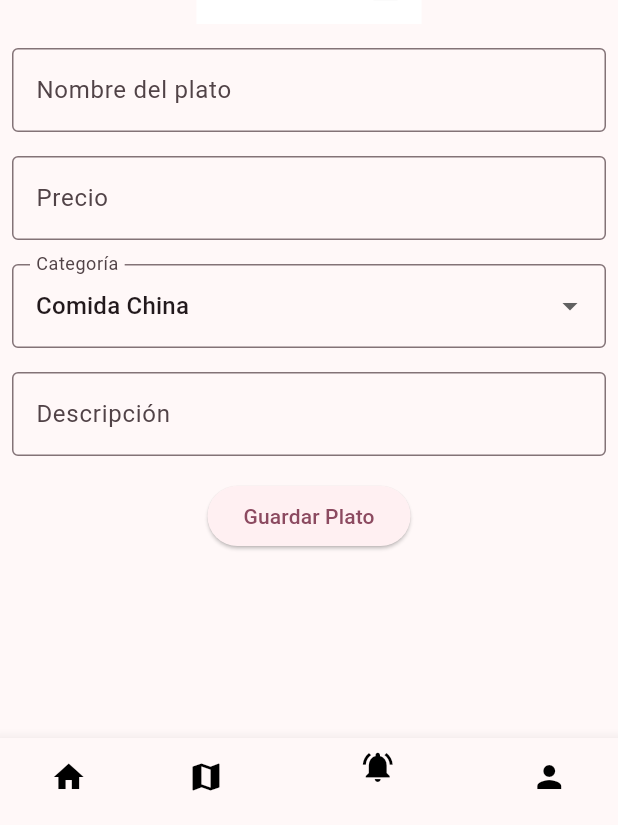
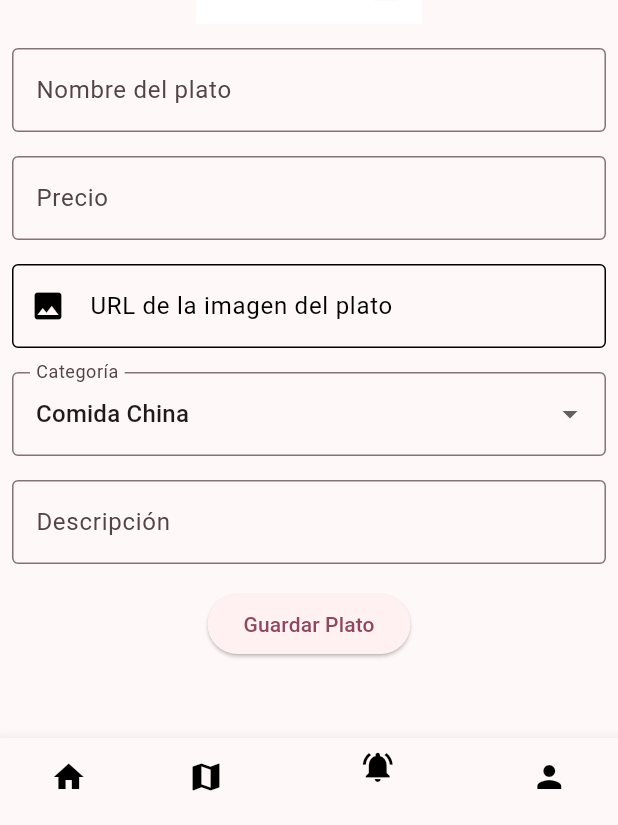
Before and after one commit to jose19990705/ProyectoFinal, a Flutter app: the HomeNavigationBarPage screen opened directly, item 3 of the bottom bar chosen, on a phone screen of 412 x 824 dp, the part 411-1236 px from its top. Run offline on Flutter 3.47's test engine with Material 3 defaults, Android fonts, the phone set to English and light mode, and no system bars; our stand-ins replace cloud_firestore, firebase_auth, firebase_core, firebase_crashlytics, flutter_map, flutter_rating_bar and 2 more; accounts and stored records are empty.

Commit message:
URL imagenes pagina del negociante

```diff
--- a/lib/models/food.dart
+++ b/lib/models/food.dart
@@ -6,10 +6,17 @@ class Food {
   var _descripcion;
 
   var _imagenBase64;
+  var _urlImage;
 
 
   Food(this._id,this._nombre, this._precio, this._categoria, this._descripcion,
-       this._imagenBase64);
+       this._imagenBase64, this._urlImage);
+
+  get urlImage => _urlImage;
+
+  set urlImage(value) {
+    _urlImage = value;
+  }
 
   Map<String, dynamic> toJson() => {
     'id': _id,
@@ -18,6 +25,7 @@ class Food {
     'categoria': _categoria,
     'descripcion': _descripcion,
     'imagen': _imagenBase64,
+    'urlImage': _urlImage,
   };
 
   get id => _id;
--- a/lib/pages/home_Navigation_Bar_Page.dart
+++ b/lib/pages/home_Navigation_Bar_Page.dart
@@ -28,7 +28,7 @@ class _HomeNavigationBarPageState extends State<HomeNavigationBarPage> {
     //NotificationsPage(),
     NewFoodPage(),
     //MyProfilePage(),
-    MyProfileTouristPage(),
+    MyProfileShopkeeperPage(),
 
   ]; // arreglo de widgets, se colocan las paginas
   void _onItemTapped(int index){
--- a/lib/pages/new_Food_Page.dart
+++ b/lib/pages/new_Food_Page.dart
@@ -23,7 +23,7 @@ class _NewFoodPageState extends State<NewFoodPage> {
   final _nombre = TextEditingController();
   final _precio = TextEditingController();
   final _descripcion = TextEditingController();
-
+  final _urlimage = TextEditingController();
   String _categoriaSeleccionada = 'Comida China';
   File? image;
 
@@ -85,6 +85,25 @@ class _NewFoodPageState extends State<NewFoodPage> {
                 ],
               ),
               const SizedBox(height: 16),
+              TextFormField(
+                style: const TextStyle(color: Colors.black),
+                controller: _urlimage,
+                decoration: const InputDecoration(
+                    border: OutlineInputBorder(),
+                    labelText: "URL de la imagen del plato",
+                    prefixIcon: Icon(Icons.image,color: Colors.black,),
+                    labelStyle: const TextStyle(color: Colors.black),
+                    enabledBorder: const OutlineInputBorder(
+                        borderSide: BorderSide(color: Colors.black)
+                    ),
+                    focusedBorder: const OutlineInputBorder(
+                        borderSide: BorderSide(color: Colors.black,width: 2.0)
+                    )
+
+                ),
+                keyboardType: TextInputType.text,
+              ), // URL de la imagen
+              const SizedBox(height: 16,),
               DropdownButtonFormField<String>(
                 value: _categoriaSeleccionada,
                 items: _categorias.map((cat) {
@@ -136,6 +155,7 @@ class _NewFoodPageState extends State<NewFoodPage> {
       _categoriaSeleccionada,
       _descripcion.text,
       picture,
+      _urlimage.text,
     );
 
     final result = await _firebaseApi.createFoodIDB(food);
```
Also changed, not shown: lib/pages/my_profile_shopkeeper_page.dart (+51 -3 lines).
